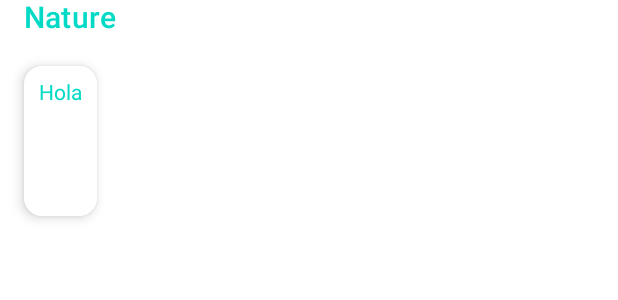
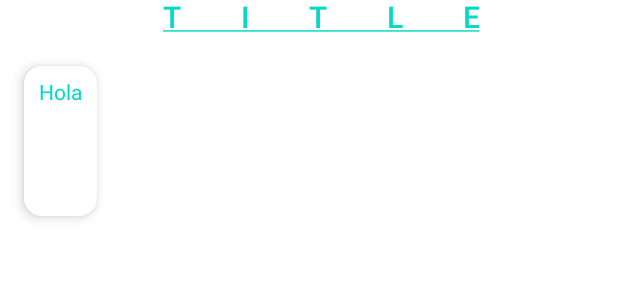
Before and after one commit to javierpe/ArtGallery, an Android app built with Jetpack Compose: the @Preview function PreviewCardsComponentView, on a phone screen of 412 x 824 dp. Shown: the top 300 px of the screen. Run offline under Robolectric (Android 15) with nearby library versions, the phone set to English and light mode, and no system bars.

```diff
--- a/app/src/main/java/com/nucu/dynamiclistcompose/components/card/CardsComponentView.kt
+++ b/app/src/main/java/com/nucu/dynamiclistcompose/components/card/CardsComponentView.kt
@@ -7,6 +7,7 @@ import androidx.compose.foundation.layout.Column
 import androidx.compose.foundation.layout.PaddingValues
 import androidx.compose.foundation.layout.Row
 import androidx.compose.foundation.layout.fillMaxSize
+import androidx.compose.foundation.layout.fillMaxWidth
 import androidx.compose.foundation.layout.height
 import androidx.compose.foundation.layout.padding
 import androidx.compose.foundation.layout.size
@@ -24,7 +25,12 @@ import androidx.compose.ui.Modifier
 import androidx.compose.ui.draw.clip
 import androidx.compose.ui.layout.ContentScale
 import androidx.compose.ui.platform.LocalContext
+import androidx.compose.ui.text.style.TextAlign
+import androidx.compose.ui.text.style.TextDecoration
 import androidx.compose.ui.tooling.preview.Preview
+import androidx.compose.ui.unit.ExperimentalUnitApi
+import androidx.compose.ui.unit.TextUnit
+import androidx.compose.ui.unit.TextUnitType
 import androidx.compose.ui.unit.dp
 import coil.compose.AsyncImagePainter
 import coil.compose.SubcomposeAsyncImage
@@ -34,6 +40,7 @@ import com.nucu.dynamiclistcompose.ui.theme.Typography
 
 private const val MAX_ELEMENTS = 3
 
+@OptIn(ExperimentalUnitApi::class)
 @Composable
 fun CardsComponentView(
     data: CardsModel
@@ -41,11 +48,17 @@ fun CardsComponentView(
     Column(
         verticalArrangement = Arrangement.spacedBy(10.dp),
     ) {
+
         Text(
-            text = "Nature",
-            modifier = Modifier.padding(start = 16.dp),
+            text = data.title.uppercase(),
+            modifier = Modifier
+                .padding(start = 16.dp)
+                .fillMaxWidth(),
             style = Typography.h6,
-            color = MaterialTheme.colors.secondary
+            color = MaterialTheme.colors.secondary,
+            letterSpacing = TextUnit(40f, TextUnitType.Sp),
+            textAlign = TextAlign.Center,
+            textDecoration = TextDecoration.Underline
         )
 
         LazyRow(
@@ -131,7 +144,8 @@ fun PreviewCardsComponentView() {
         data = CardsModel(
             cardElements = listOf(
                 CardElement("Hola", images = emptyList())
-            )
+            ),
+            title = "Title"
         )
     )
 }
--- a/app/src/main/java/com/nucu/dynamiclistcompose/components/card/CardsModel.kt
+++ b/app/src/main/java/com/nucu/dynamiclistcompose/components/card/CardsModel.kt
@@ -3,6 +3,7 @@ package com.nucu.dynamiclistcompose.components.card
 import com.google.gson.annotations.SerializedName
 
 data class CardsModel(
+    @SerializedName("title") val title: String,
     @SerializedName("items") val cardElements: List<CardElement>
 )
 
--- a/app/src/main/java/com/nucu/dynamiclistcompose/components/text/TextComponentView.kt
+++ b/app/src/main/java/com/nucu/dynamiclistcompose/components/text/TextComponentView.kt
@@ -1,6 +1,7 @@
 package com.nucu.dynamiclistcompose.components.text
 
 import androidx.compose.foundation.layout.padding
+import androidx.compose.material.MaterialTheme
 import androidx.compose.material.Text
 import androidx.compose.runtime.Composable
 import androidx.compose.ui.Modifier
@@ -23,7 +24,8 @@ fun TextComponentView(
 ) {
     Text(
         text = text,
-        style = Typography.h5,
+        style = Typography.h6,
+        color = MaterialTheme.colors.secondary,
         modifier = Modifier
             .padding(start = 16.dp, end = 16.dp)
             .asShowCaseTarget(
```
Also changed, not shown: app/src/main/res/raw/response.json (+34 -12 lines).
